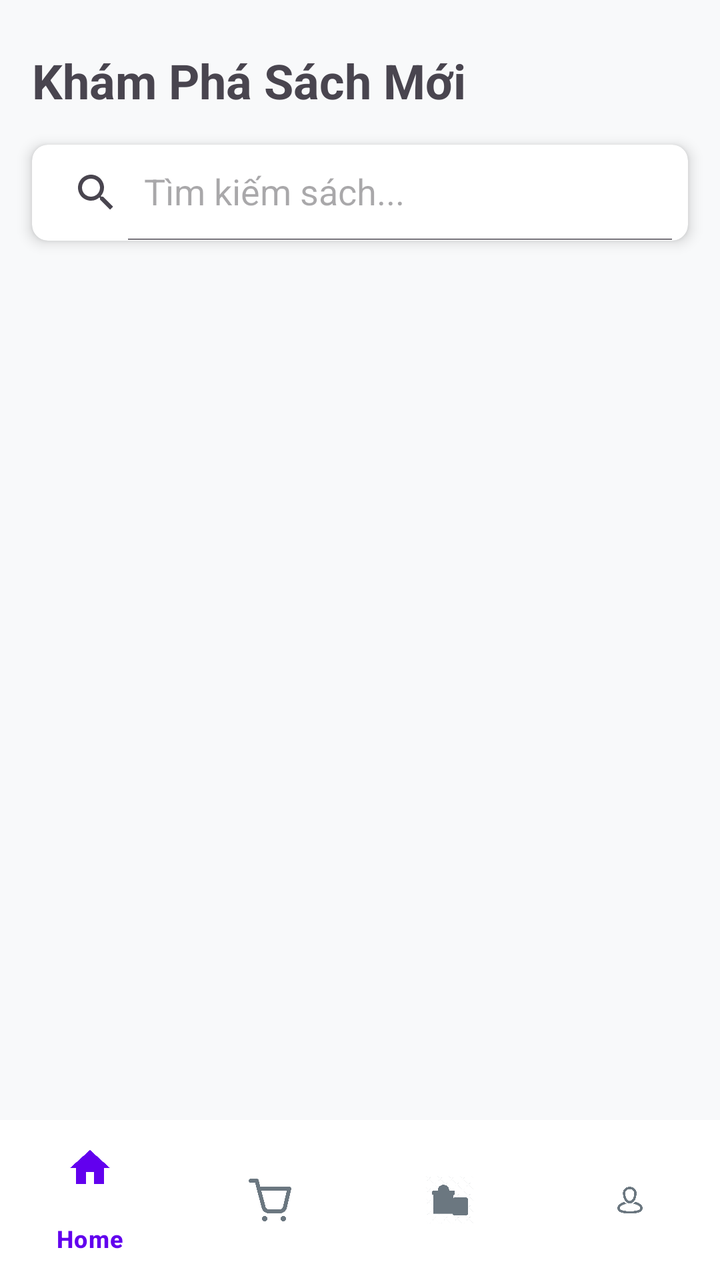
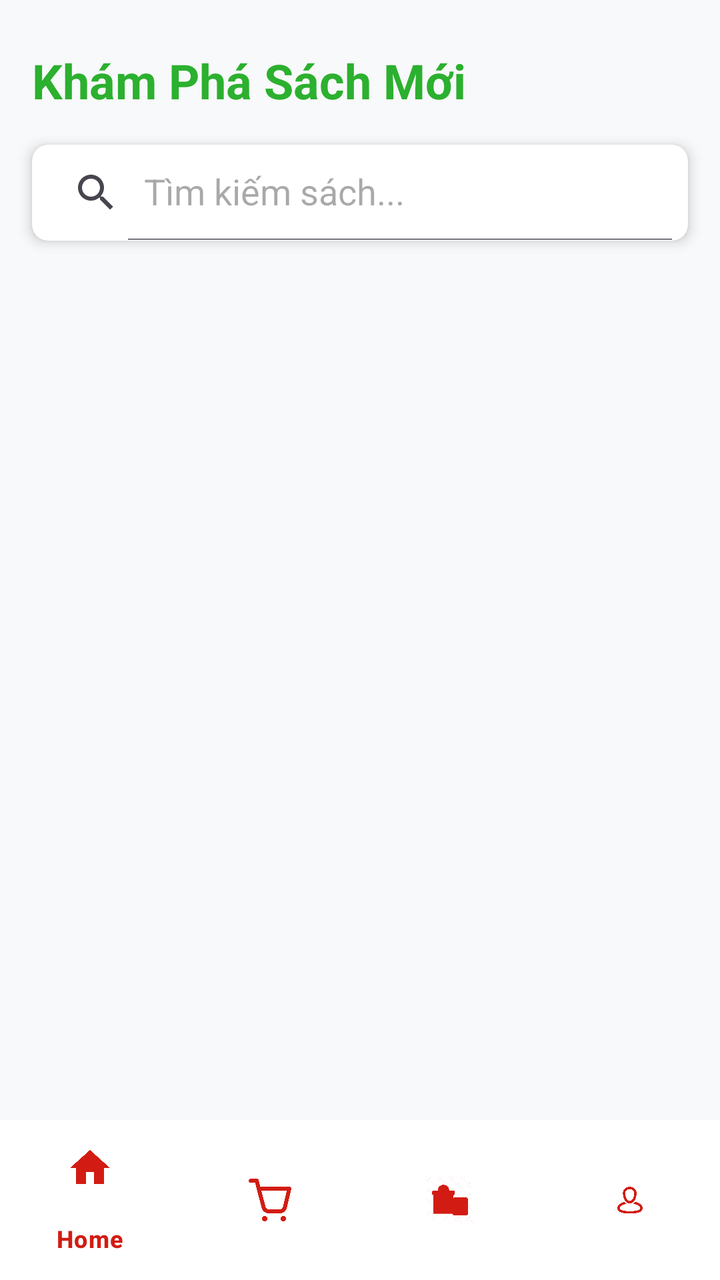

Two renders of the same Android screen: before a commit and after it. Below are the layout's source before the change and the commit's diff.
<!-- AndroidManifest.xml: application theme Theme.BookApp -->
<!-- res/layout/activity_main.xml -->
<?xml version="1.0" encoding="utf-8"?>
<androidx.constraintlayout.widget.ConstraintLayout xmlns:android="http://schemas.android.com/apk/res/android"
    xmlns:app="http://schemas.android.com/apk/res-auto"
    xmlns:tools="http://schemas.android.com/tools"
    android:layout_width="match_parent"
    android:layout_height="match_parent"
    android:background="#F8F9FA"
    tools:context=".activities.MainActivity">

    <TextView
        android:id="@+id/tvTitle"
        android:layout_width="wrap_content"
        android:layout_height="wrap_content"
        android:layout_marginStart="16dp"
        android:layout_marginTop="24dp"
        android:text="Khám Phá Sách Mới"
        android:textSize="24sp"
        android:textStyle="bold"
        app:layout_constraintStart_toStartOf="parent"
        app:layout_constraintTop_toTopOf="parent" />

    <androidx.cardview.widget.CardView
        android:id="@+id/searchCard"
        android:layout_width="0dp"
        android:layout_height="wrap_content"
        android:layout_marginStart="16dp"
        android:layout_marginTop="16dp"
        android:layout_marginEnd="16dp"
        app:cardCornerRadius="8dp"
        app:cardElevation="4dp"
        app:layout_constraintTop_toBottomOf="@id/tvTitle"
        app:layout_constraintStart_toStartOf="parent"
        app:layout_constraintEnd_toEndOf="parent">

        <androidx.appcompat.widget.SearchView
            android:id="@+id/searchView"
            android:layout_width="match_parent"
            android:layout_height="wrap_content"
            app:iconifiedByDefault="false"
            app:queryHint="Tìm kiếm sách..." />

    </androidx.cardview.widget.CardView>


    <androidx.recyclerview.widget.RecyclerView
        android:id="@+id/rvBooks"
        android:layout_width="0dp"
        android:layout_height="0dp"
        android:layout_marginTop="16dp"
        app:layout_constraintTop_toBottomOf="@id/searchCard"
        app:layout_constraintBottom_toTopOf="@id/bottomNavigation"
        app:layout_constraintStart_toStartOf="parent"
        app:layout_constraintEnd_toEndOf="parent" />

    <com.google.android.material.bottomnavigation.BottomNavigationView
        android:id="@+id/bottomNavigation"
        android:layout_width="0dp"
        android:layout_height="wrap_content"
        android:background="@color/white"
        app:itemIconTint="@color/nav_item_color"
        app:itemTextColor="@color/nav_item_color"
        app:layout_constraintBottom_toBottomOf="parent"
        app:layout_constraintStart_toStartOf="parent"
        app:layout_constraintEnd_toEndOf="parent"
        app:menu="@menu/bottom_nav_menu" />

</androidx.constraintlayout.widget.ConstraintLayout>
<!-- resources referenced by this layout -->
<resources>
  <color name="white">#FFFFFFFF</color>
  <style name="Theme.BookApp" parent="Base.Theme.BookApp" />
  <style name="Base.Theme.BookApp" parent="Theme.Material3.DayNight.NoActionBar">
          
          
      </style>
</resources>

<!-- the commit's change to res/layout/activity_main.xml (unified diff, before → after) -->
@@ -15,6 +15,7 @@
         android:layout_marginTop="24dp"
         android:text="Khám Phá Sách Mới"
         android:textSize="24sp"
+        android:textColor="#2cb02f"
         android:textStyle="bold"
         app:layout_constraintStart_toStartOf="parent"
         app:layout_constraintTop_toTopOf="parent" />
@@ -57,8 +58,8 @@
         android:layout_width="0dp"
         android:layout_height="wrap_content"
         android:background="@color/white"
-        app:itemIconTint="@color/nav_item_color"
-        app:itemTextColor="@color/nav_item_color"
+        app:itemIconTint="#d21c13"
+        app:itemTextColor="#d21c13"
         app:layout_constraintBottom_toBottomOf="parent"
         app:layout_constraintStart_toStartOf="parent"
         app:layout_constraintEnd_toEndOf="parent"
